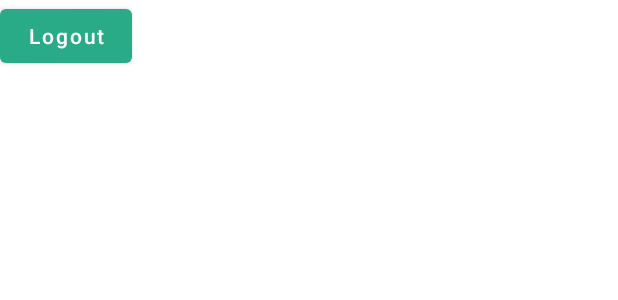
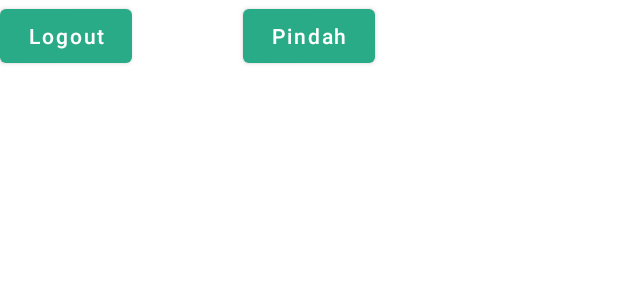
Before and after one commit to stefanus-dany/Mascon, an Android app: the layout activity_main.xml on its own in the app's theme, with its tools: preview values and no code run, on a phone screen of 412 x 824 dp. Shown: the top 300 px of the screen. Run offline under Robolectric (Android 15) with nearby library versions, the phone set to English and light mode, and no system bars.

```diff
--- a/app/build.gradle
+++ b/app/build.gradle
@@ -48,6 +48,7 @@ dependencies {
     implementation 'com.github.bumptech.glide:glide:4.11.0'
     implementation 'androidx.navigation:navigation-fragment-ktx:2.2.2'
     implementation 'androidx.navigation:navigation-ui-ktx:2.2.2'
+    implementation 'kr.co.prnd:readmore-textview:1.0.0'
     testImplementation 'junit:junit:4.+'
     androidTestImplementation 'androidx.test.ext:junit:1.1.2'
     androidTestImplementation 'androidx.test.espresso:espresso-core:3.3.0'
--- a/app/src/main/java/com/example/mascon/MainActivity.kt
+++ b/app/src/main/java/com/example/mascon/MainActivity.kt
@@ -12,6 +12,7 @@ import android.widget.TextView
 import androidx.core.view.get
 import androidx.fragment.app.Fragment
 import com.example.mascon.Fragment.*
+import com.example.mascon.Podcast.MakePodcast
 import com.example.mascon.Topics.MakeTopics
 import com.google.android.material.bottomnavigation.BottomNavigationView
 import com.google.android.material.bottomsheet.BottomSheetDialog
@@ -21,6 +22,7 @@ class MainActivity : AppCompatActivity() {
 
     private lateinit var auth: FirebaseAuth
     private lateinit var logout: Button
+    private lateinit var pindah: Button
     private lateinit var bottomNavigation : BottomNavigationView
     var saveIcon : Int = 0
 
@@ -29,6 +31,10 @@ class MainActivity : AppCompatActivity() {
         setContentView(R.layout.activity_main)
 
         auth = FirebaseAuth.getInstance()
+        pindah = findViewById(R.id.pindah)
+        pindah.setOnClickListener {
+            startActivity(Intent(this, MakePodcast::class.java))
+        }
         logout = findViewById(R.id.btnLogout)
         logout.setOnClickListener {
             FirebaseAuth.getInstance().signOut()
--- a/app/src/main/res/layout/activity_main.xml
+++ b/app/src/main/res/layout/activity_main.xml
@@ -15,6 +15,19 @@
         app:layout_constraintBottom_toBottomOf="parent"
         app:layout_constraintEnd_toEndOf="parent"
         app:layout_constraintHorizontal_bias="0.0"
+        app:layout_constraintStart_toStartOf="parent"
+        app:layout_constraintTop_toTopOf="parent"
+        app:layout_constraintVertical_bias="0.0" />
+
+    <Button
+        android:id="@+id/pindah"
+        android:layout_width="wrap_content"
+        android:layout_height="wrap_content"
+        android:text="Pindah"
+        android:textAllCaps="false"
+        app:layout_constraintBottom_toBottomOf="parent"
+        app:layout_constraintEnd_toEndOf="parent"
+        app:layout_constraintHorizontal_bias="0.5"
         app:layout_constraintStart_toStartOf="parent"
         app:layout_constraintTop_toTopOf="parent"
         app:layout_constraintVertical_bias="0.0" />
--- a/app/src/main/res/mipmap-anydpi-v26/ic_launcher.xml
+++ b/app/src/main/res/mipmap-anydpi-v26/ic_launcher.xml
@@ -1,5 +1,5 @@
 <?xml version="1.0" encoding="utf-8"?>
 <adaptive-icon xmlns:android="http://schemas.android.com/apk/res/android">
-    <background android:drawable="@drawable/ic_launcher_background" />
-    <foreground android:drawable="@drawable/ic_launcher_foreground" />
+    <background android:drawable="@color/ic_launcher_background"/>
+    <foreground android:drawable="@mipmap/ic_launcher_foreground"/>
 </adaptive-icon>
--- a/app/src/main/res/mipmap-anydpi-v26/ic_launcher_round.xml
+++ b/app/src/main/res/mipmap-anydpi-v26/ic_launcher_round.xml
@@ -1,5 +1,5 @@
 <?xml version="1.0" encoding="utf-8"?>
 <adaptive-icon xmlns:android="http://schemas.android.com/apk/res/android">
-    <background android:drawable="@drawable/ic_launcher_background" />
-    <foreground android:drawable="@drawable/ic_launcher_foreground" />
+    <background android:drawable="@color/ic_launcher_background"/>
+    <foreground android:drawable="@mipmap/ic_launcher_foreground"/>
 </adaptive-icon>
--- a/app/src/main/res/values/strings.xml
+++ b/app/src/main/res/values/strings.xml
@@ -1,5 +1,5 @@
 <resources>
-    <string name="app_name">Mascon</string>
+    <string name="app_name">Trinity</string>
     <!-- TODO: Remove or change this placeholder text -->
     <string name="hello_blank_fragment">Hello blank fragment</string>
 </resources>
```
Also changed, not shown: app/src/main/AndroidManifest.xml (+8 -7 lines), app/src/main/res/values/themes.xml (+12 -0 lines), app/src/main/res/mipmap-hdpi/ic_launcher.png, app/src/main/res/mipmap-hdpi/ic_launcher_round.png, app/src/main/res/mipmap-mdpi/ic_launcher.png, app/src/main/res/mipmap-mdpi/ic_launcher_round.png, app/src/main/res/mipmap-xhdpi/ic_launcher.png, app/src/main/res/mipmap-xhdpi/ic_launcher_round.png, app/src/main/res/mipmap-xxhdpi/ic_launcher.png, app/src/main/res/mipmap-xxhdpi/ic_launcher_round.png, app/src/main/res/mipmap-xxxhdpi/ic_launcher.png, app/src/main/res/mipmap-xxxhdpi/ic_launcher_round.png.
